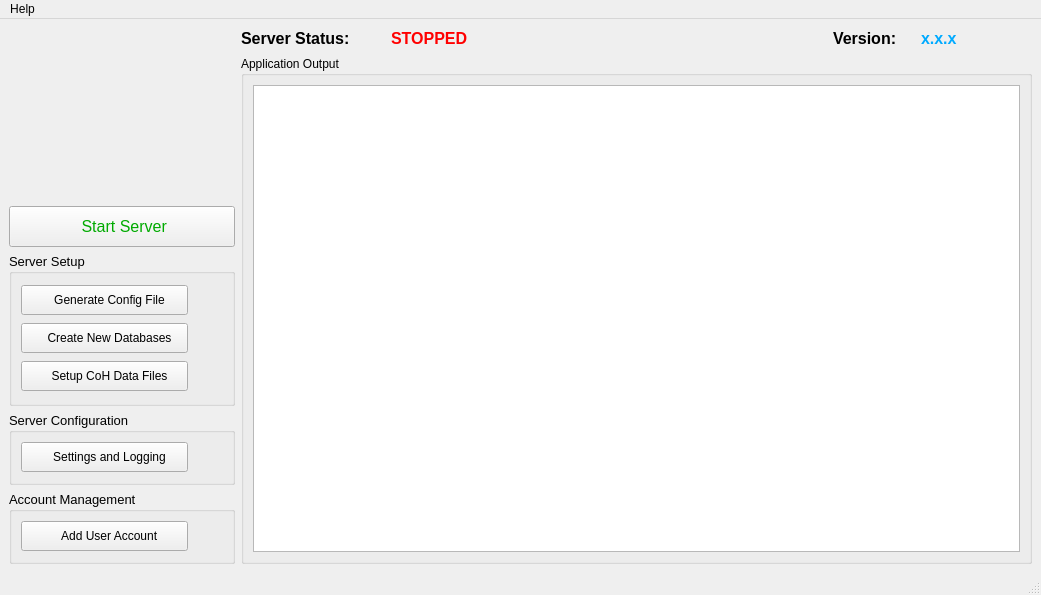
Qt form Projects/CoX/Utilities/SEGSAdmin/SEGSAdminTool.ui (Segs/Segs) before a commit.
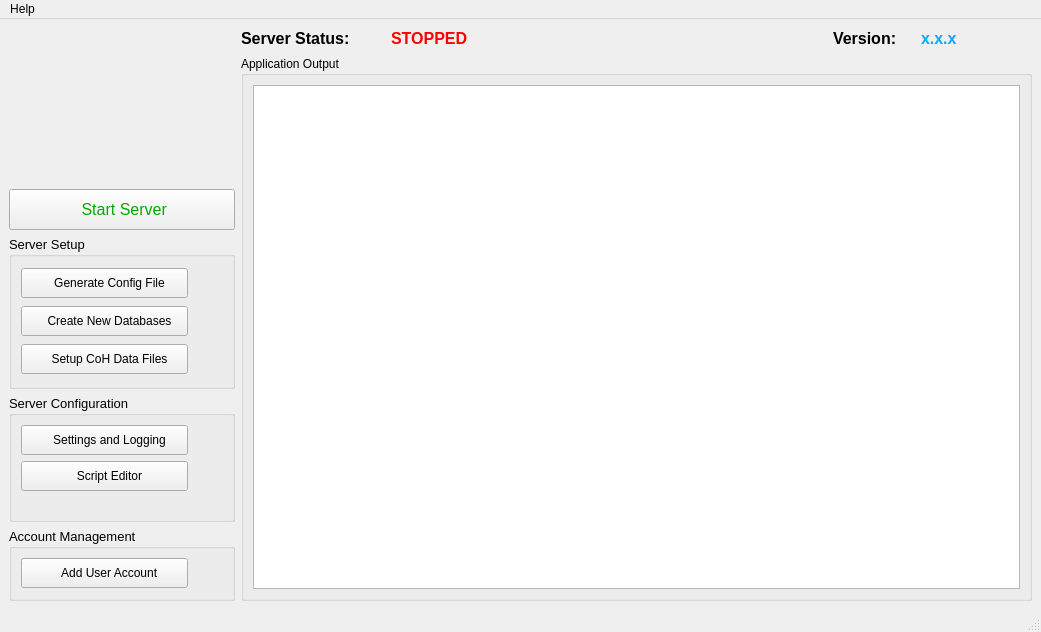
The same form after that commit. Icons and pictures are not drawn.

Commit message: -Add initial version of SEGSAdmin script editor, allowing editing of MOTD.smlx and Tutorial.smlx -Incorporating @nemerles AdminRPC changes -Add two more test methods to AdminRPC. helloServer and getVersion.

```diff
--- a/Projects/CoX/Utilities/SEGSAdmin/SEGSAdminTool.ui
+++ b/Projects/CoX/Utilities/SEGSAdmin/SEGSAdminTool.ui
@@ -7,7 +7,7 @@
     <x>0</x>
     <y>0</y>
     <width>1041</width>
-    <height>595</height>
+    <height>632</height>
    </rect>
   </property>
   <property name="sizePolicy">
@@ -593,8 +593,8 @@
       </property>
       <property name="maximumSize">
        <size>
-        <width>226</width>
-        <height>73</height>
+        <width>500</width>
+        <height>500</height>
        </size>
       </property>
       <property name="font">
@@ -605,7 +605,7 @@
       <property name="title">
        <string>Server Configuration</string>
       </property>
-      <layout class="QGridLayout" name="gridLayout_4">
+      <layout class="QFormLayout" name="formLayout">
        <item row="0" column="0">
         <widget class="QPushButton" name="settings_button">
          <property name="minimumSize">
@@ -659,6 +659,59 @@
          </property>
         </spacer>
        </item>
+       <item row="1" column="0">
+        <widget class="QPushButton" name="motd_editor">
+         <property name="minimumSize">
+          <size>
+           <width>167</width>
+           <height>30</height>
+          </size>
+         </property>
+         <property name="maximumSize">
+          <size>
+           <width>167</width>
+           <height>30</height>
+          </size>
+         </property>
+         <property name="font">
+          <font>
+           <pointsize>9</pointsize>
+          </font>
+         </property>
+         <property name="toolTip">
+          <string>&lt;html&gt;&lt;head/&gt;&lt;body&gt;&lt;p&gt;Edit scripts&lt;/p&gt;&lt;/body&gt;&lt;/html&gt;</string>
+         </property>
+         <property name="text">
+          <string>   Script Editor</string>
+         </property>
+         <property name="icon">
+          <iconset resource="resources.qrc">
+           <normaloff>:/icons/Resources/edit.svg</normaloff>:/icons/Resources/edit.svg</iconset>
+         </property>
+         <property name="iconSize">
+          <size>
+           <width>18</width>
+           <height>18</height>
+          </size>
+         </property>
+         <property name="checkable">
+          <bool>false</bool>
+         </property>
+        </widget>
+       </item>
+       <item row="1" column="1">
+        <spacer name="horizontalSpacer_4">
+         <property name="orientation">
+          <enum>Qt::Horizontal</enum>
+         </property>
+         <property name="sizeHint" stdset="0">
+          <size>
+           <width>26</width>
+           <height>20</height>
+          </size>
+         </property>
+        </spacer>
+       </item>
       </layout>
      </widget>
     </item>
```
The commit also changes 28 other files.
